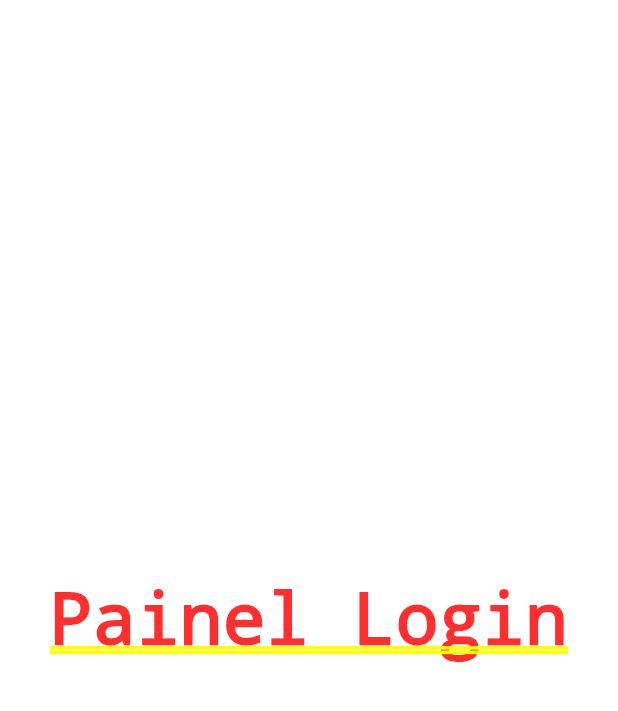
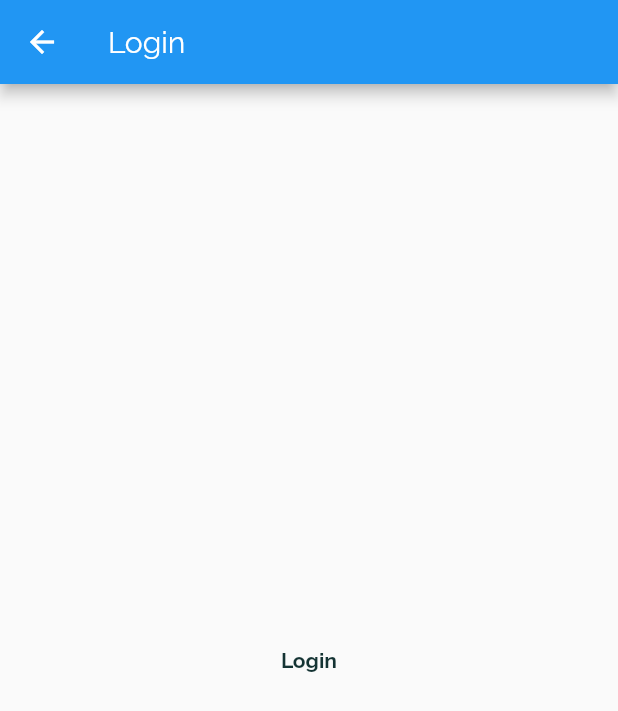
Before and after one commit to ViniPessoa8/Movin, a Flutter app: the screen it shows after launch, after a tap on "Já possuo uma conta", on a phone screen of 412 x 824 dp. Shown: the top 711 px of the screen. Run offline on Flutter 3.47's test engine with Material 2 defaults, Android fonts, the phone set to English and light mode, and no system bars; our stand-ins replace location.

Commit message:
fix: painel login

```diff
--- a/movin_project/lib/views/widgets/login/painel_login.dart
+++ b/movin_project/lib/views/widgets/login/painel_login.dart
@@ -5,8 +5,11 @@ class PainelLogin extends StatelessWidget {
 
   @override
   Widget build(BuildContext context) {
-    return Center(
-      child: Text('Painel Login'),
+    return Scaffold(
+      appBar: AppBar(
+        title: Text('Login'),
+      ),
+      body: Center(child: Text('Login')),
     );
   }
 }
```
